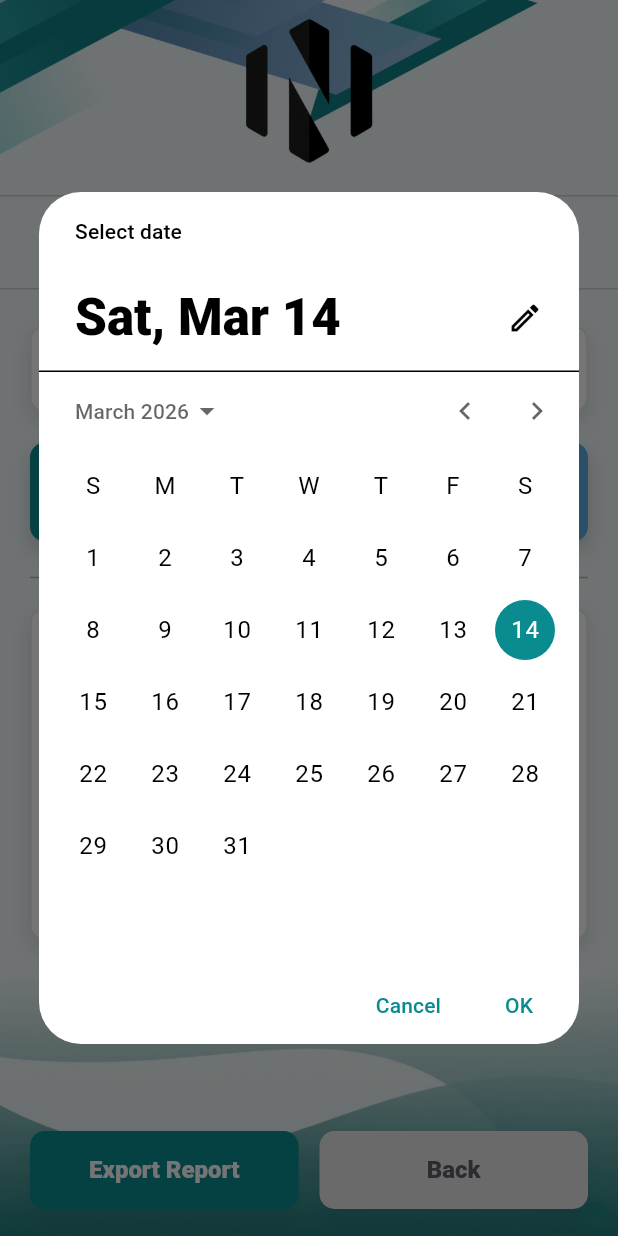
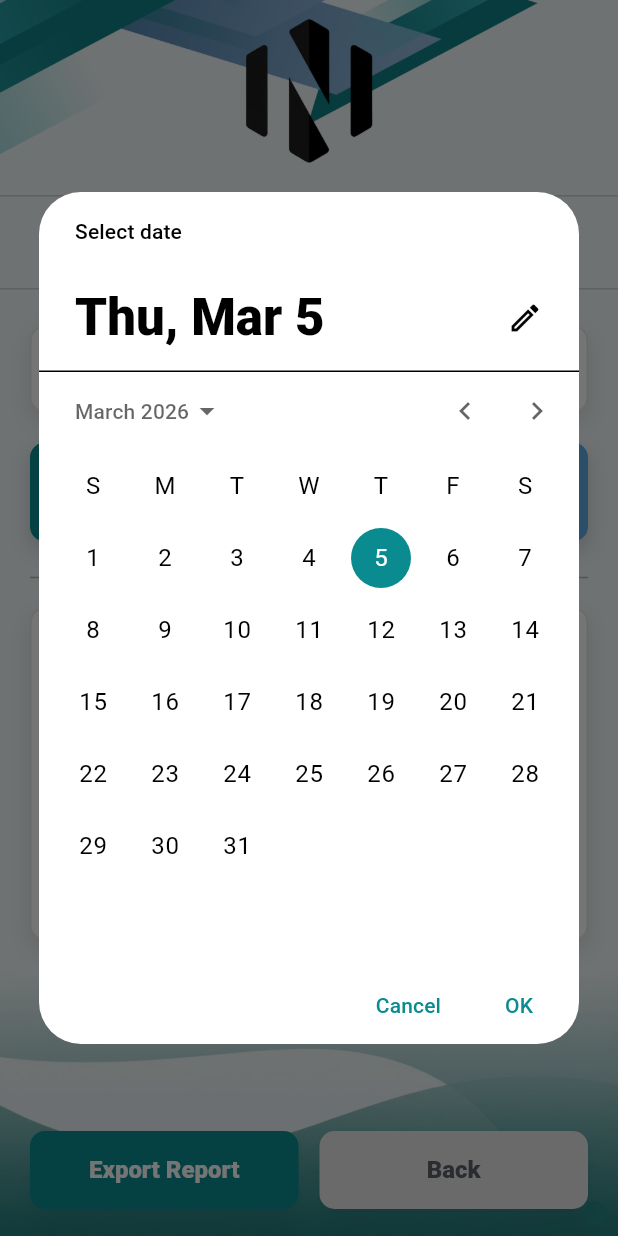
Before and after one commit to smiggy10/nutech_app_backup, a Flutter app: the AdminDailyAttendanceScreen screen opened by its route, after a tap on "Change", on a phone screen of 412 x 824 dp. Run offline on Flutter 3.47's test engine with Material 3 defaults, Android fonts, the light colour scheme and no system bars; our stand-ins replace device_preview, image_cropper, image_picker, table_calendar.

Commit message:
fixed date in daily attendance page

```diff
--- a/nutech_app/lib/screens/admin/reports/admin_daily_attendance_screen.dart
+++ b/nutech_app/lib/screens/admin/reports/admin_daily_attendance_screen.dart
@@ -13,7 +13,8 @@ class AdminDailyAttendanceScreen extends StatefulWidget {
 }
 
 class _AdminDailyAttendanceScreenState extends State<AdminDailyAttendanceScreen> {
-  DateTime _selectedDate = DateTime(2026, 3, 14);
+  // FIXED: Initialized with DateTime.now() to ensure it reflects the actual current date
+  DateTime _selectedDate = DateTime.now();
   late Future<List<_DailyRow>> _attendanceData;
 
   @override
```
